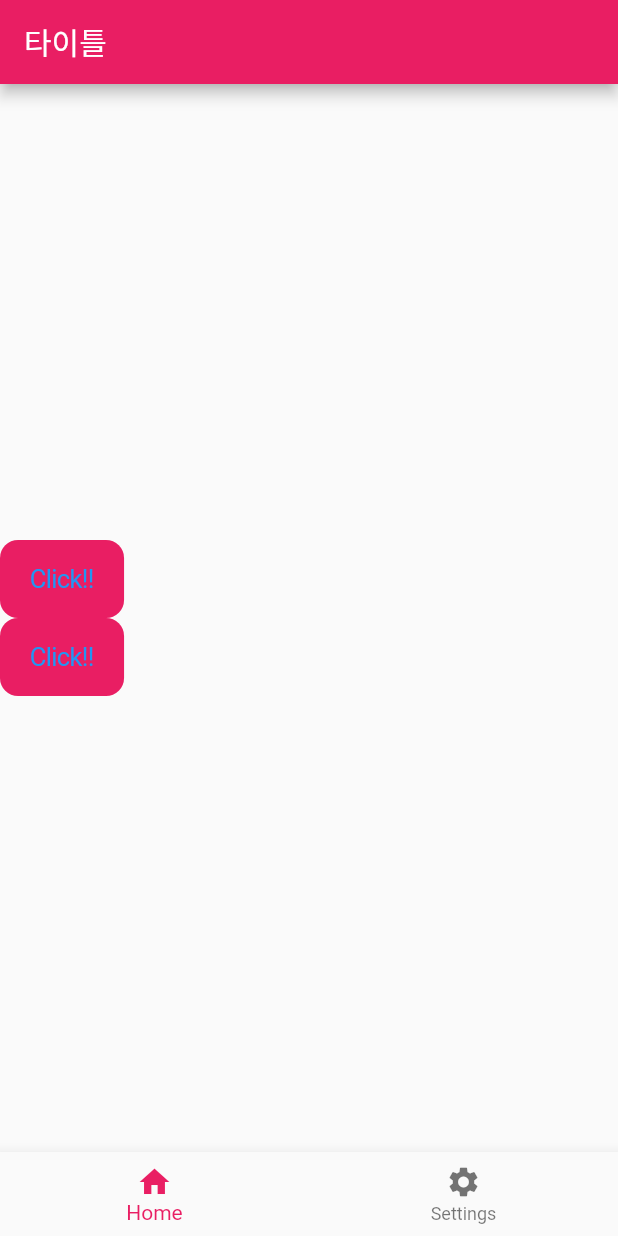
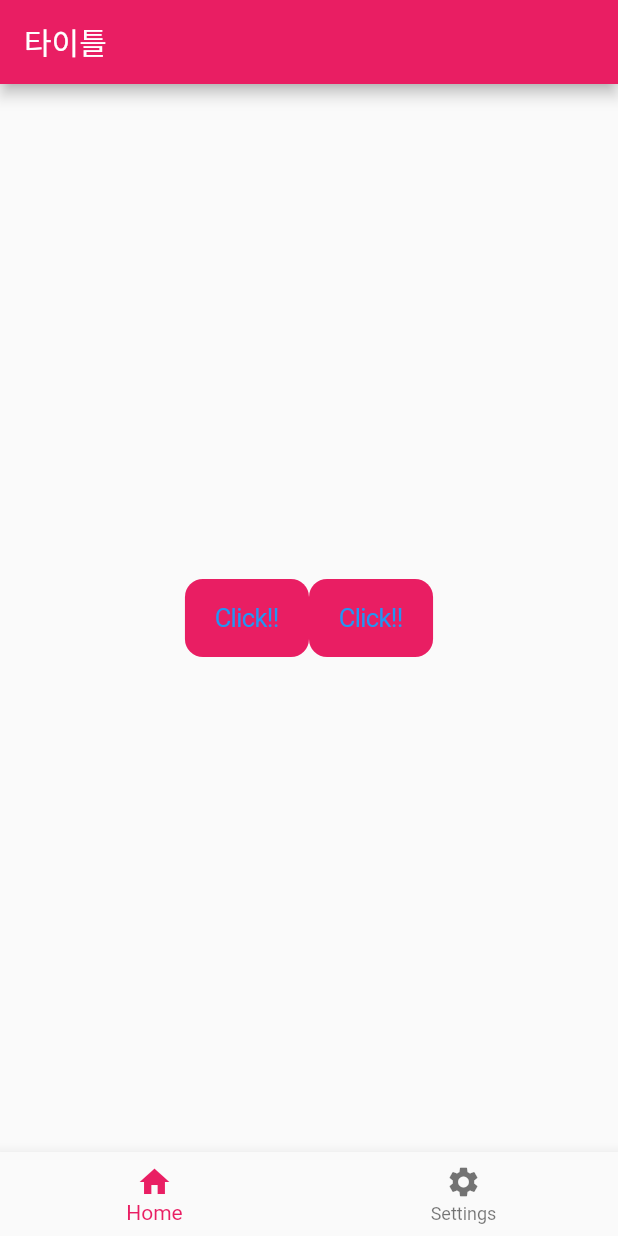
Before and after one commit to allie0147/flutter-demo, a Flutter app: the screen it shows after launch, on a phone screen of 412 x 824 dp. Run offline on Flutter 3.47's test engine with Material 2 defaults, Android fonts, the phone set to English and light mode, and no system bars.

Commit message:
Feat: change column to row

```diff
--- a/lib/main.dart
+++ b/lib/main.dart
@@ -26,9 +26,11 @@ class _MyApp2State extends State<MyApp2> {
         body: Center(
             child: SizedBox(
           width: double.infinity, // full width
-          child: Column(
+          height: double.infinity,
+          child: Row(
+            mainAxisSize: MainAxisSize.max,
             mainAxisAlignment: MainAxisAlignment.center,
-            crossAxisAlignment: CrossAxisAlignment.start,
+            crossAxisAlignment: CrossAxisAlignment.center,
             children: [
               CupertinoButton(
                   color: Colors.pink,
```
